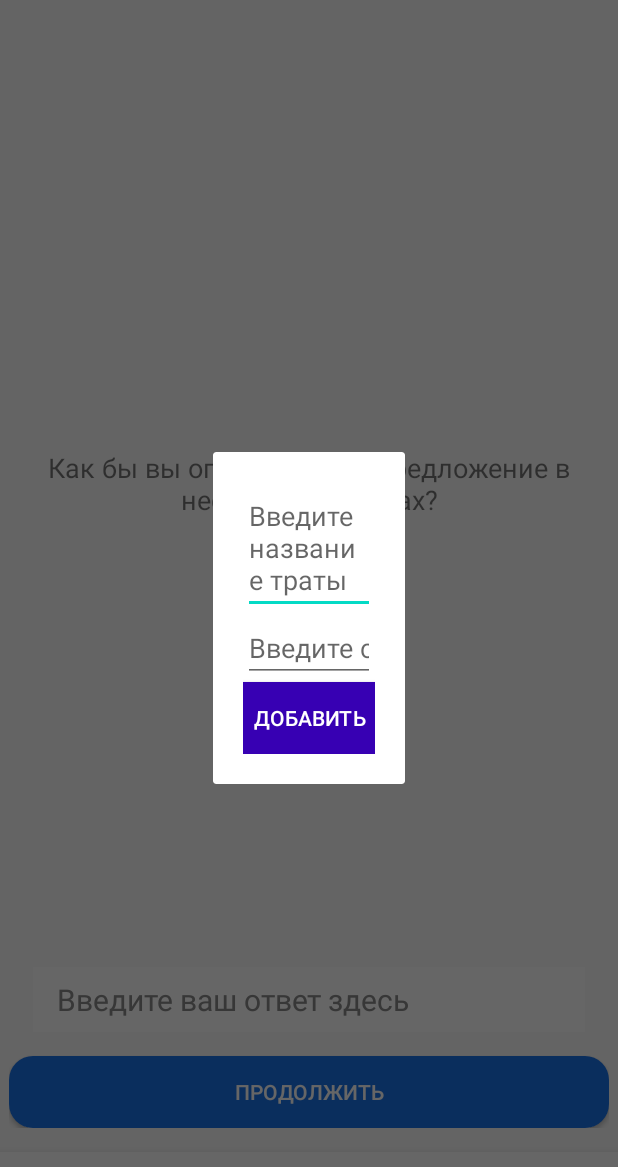
After one commit to fLikie/Ross, an Android app: the fragment EnumDialog placed in its activity, on a phone screen of 412 x 824 dp. The commit adds this screen. Shown: the top 1167 px of the screen. Run offline under Robolectric (Android 15) with nearby library versions, the phone set to English and light mode, and no system bars; our stand-ins replace Dagger/Hilt's generated code.

Commit message:
добавил flow генератора
 убрал логин на время
 добавил сервис топиков, надо торопиться

```diff
--- a/app/src/main/java/com/example/rosseti/application/ImplementationStep.kt
+++ b/app/src/main/java/com/example/rosseti/application/ImplementationStep.kt
@@ -1,6 +1,7 @@
 package com.example.rosseti.application
 
 data class ImplementationStep(
+    val id: Int,
     val name: String,
     val period: Long
 )
--- a/app/src/main/java/com/example/rosseti/application/generator/Generator.kt
+++ b/app/src/main/java/com/example/rosseti/application/generator/Generator.kt
@@ -99,7 +99,7 @@ class Generator(private val form: Form, private val context: Context) {
                     }
                     Holders.SPEND_SUM -> {
                         val index = getIndexIfPresent(text)
-                        index?.let { form.expenditures[index].sum.toPlainString() } ?: ""
+                        index?.let { form.expenditures[index].sum.toString() } ?: ""
                     }
                     Holders.STEP_NUM -> {
                         text.getOrNull(1) ?: ""
--- a/app/src/main/java/com/example/rosseti/application/qa/Answer.kt
+++ b/app/src/main/java/com/example/rosseti/application/qa/Answer.kt
@@ -1,7 +1,10 @@
 package com.example.rosseti.application.qa
+
+import android.os.Parcelable
 
 sealed class Answer {
     open class Choice(val text: String, var triggerAnswer: Boolean) : Answer()
     open class MultipleChoice(val answers: List<Triple<Int, String, Boolean>>) : Answer()
+    open class EnumAnswer(val answers: List<Pair<String, Long>>) : Answer()
     open class Write(val input: String) : Answer()
 }
--- a/app/src/main/java/com/example/rosseti/application/qa/Question.kt
+++ b/app/src/main/java/com/example/rosseti/application/qa/Question.kt
@@ -5,7 +5,7 @@ sealed class Question(val question: String, var isEnabled: Boolean = true) {
     private companion object QuestionTexts{
 
         const val SHORT_NAME = "Как бы вы описали ваше предложение в нескольких словах?"
-        const val CATEGORY = "Выберите к какой категории относится ваше предложение?"
+        const val CATEGORY = "Выберите к какой части цифровой трансформации относится ваше предложение?"
         const val ISSUE_DESC = "Опишите проблематику вашего рацпредложения с указанием существующих недостатков"
         const val ISSUE_SOLUTION = "Опишите ваше предалагаемое решение"
         const val ISSUE_EFFECT = "Какой положительный эффект вы ожидаете от данного решения (технический, организационный, управленческий или иной)?"
--- a/app/src/main/java/com/example/rosseti/presentation/AuthorizationPresenter.kt
+++ b/app/src/main/java/com/example/rosseti/presentation/AuthorizationPresenter.kt
@@ -1,5 +1,6 @@
 package com.example.rosseti.presentation
 
+import android.util.Log
 import com.example.rosseti.api.LoginApi
 import com.example.rosseti.api.TopicsApi
 import com.example.rosseti.api.posts.LoginCredentials
@@ -30,10 +31,10 @@ class AuthorizationPresenter @Inject constructor(
         }
         viewState.showLoading(true)
         presenterScope.launch(Dispatchers.Default) {
+            viewState.goToMain() // todo убери
             val token = loginApi.login(LoginCredentials(login, password))
             if (token.isNotBlank()) {
                 sessionManager.saveAuthToken(token)
-                topicsApi.getAllTopics()
             }
             withContext(Dispatchers.Main) {
                 viewState.showLoading(false)
--- /dev/null
+++ b/app/src/main/java/com/example/rosseti/ui/EnumDialog.kt
@@ -0,0 +1,43 @@
+package com.example.rosseti.ui
+
+import android.os.Bundle
+import android.view.LayoutInflater
+import android.view.View
+import android.view.ViewGroup
+import androidx.fragment.app.DialogFragment
+import com.example.rosseti.R
+import com.example.rosseti.databinding.DialogAddEnumBinding
+
+class EnumDialog : DialogFragment() {
+
+    private var _binding: DialogAddEnumBinding? = null
+    private val binding
+        get() = _binding!!
+    private val listener: Listener?
+        get() = (parentFragment as? Listener)
+    override fun onCreateView(
+        inflater: LayoutInflater,
+        container: ViewGroup?,
+        savedInstanceState: Bundle?
+    ): View {
+        _binding = DialogAddEnumBinding.inflate(inflater, container, false)
+        return binding.root
+    }
+
+    override fun onViewCreated(view: View, savedInstanceState: Bundle?) {
+        super.onViewCreated(view, savedInstanceState)
+        binding.buttonAdd.setOnClickListener {
+            if (binding.edittextName.text.isNotBlank() && binding.edittextSum.text.isNotBlank()) {
+                listener?.onEnumAdded(binding.edittextName.text.toString(), binding.edittextSum.text.toString().toLong())
+                dismissAllowingStateLoss()
+            } else {
+                binding.edittextName.setHintTextColor(resources.getColor(R.color.red))
+                binding.edittextSum.setHintTextColor(resources.getColor(R.color.red))
+            }
+        }
+    }
+
+    interface Listener {
+        fun onEnumAdded(description: String, sum: Long)
+    }
+}
--- a/app/src/main/res/layout/activity_main.xml
+++ b/app/src/main/res/layout/activity_main.xml
@@ -14,7 +14,7 @@
         app:layout_constraintLeft_toLeftOf="parent"
         app:layout_constraintRight_toRightOf="parent"
         app:layout_constraintTop_toTopOf="parent"
-        app:layout_constraintBottom_toBottomOf="parent"
+        app:layout_constraintBottom_toTopOf="@id/bottom_nav"
         app:defaultNavHost="true"
         app:navGraph="@navigation/nav_graph" />
 
--- /dev/null
+++ b/app/src/main/res/layout/dialog_add_enum.xml
@@ -0,0 +1,37 @@
+<?xml version="1.0" encoding="utf-8"?>
+<androidx.constraintlayout.widget.ConstraintLayout
+    xmlns:android="http://schemas.android.com/apk/res/android"
+    xmlns:app="http://schemas.android.com/apk/res-auto"
+    android:layout_width="match_parent"
+    android:layout_height="match_parent"
+    android:padding="20dp">
+
+    <EditText
+        android:id="@+id/edittext_name"
+        android:layout_width="0dp"
+        android:layout_height="wrap_content"
+        android:hint="Введите название траты"
+        app:layout_constraintEnd_toEndOf="parent"
+        app:layout_constraintStart_toStartOf="parent"
+        app:layout_constraintTop_toTopOf="parent" />
+
+    <EditText
+        android:id="@+id/edittext_sum"
+        android:layout_width="0dp"
+        android:layout_height="wrap_content"
+        android:hint="Введите стоимость"
+        android:inputType="numberDecimal"
+        app:layout_constraintEnd_toEndOf="parent"
+        app:layout_constraintStart_toStartOf="parent"
+        app:layout_constraintTop_toBottomOf="@id/edittext_name" />
+    <Button
+        android:id="@+id/button_add"
+        android:layout_width="match_parent"
+        android:layout_height="wrap_content"
+        android:text="Добавить"
+        android:background="@color/colorPrimaryDark"
+        android:textColor="@color/white"
+        app:layout_constraintTop_toBottomOf="@id/edittext_sum"/>
+
+
+</androidx.constraintlayout.widget.ConstraintLayout>
--- a/app/src/main/res/layout/fragment_create_app.xml
+++ b/app/src/main/res/layout/fragment_create_app.xml
@@ -16,7 +16,9 @@
         android:layout_weight="1"
         android:layout_gravity="center"
         android:gravity="center"
-        android:maxLines="3"
+        android:maxLines="5"
+        android:ellipsize="marquee"
+        android:marqueeRepeatLimit="marquee_forever"
         android:textSize="18sp"
         app:layout_constraintEnd_toEndOf="parent"
         app:layout_constraintStart_toStartOf="parent"
@@ -83,9 +85,18 @@
         android:hint="Введите ваш ответ здесь"/>
 
     <androidx.recyclerview.widget.RecyclerView
-        android:id="@+id/multiple_choice"
+        android:id="@+id/recycler_view"
         android:layout_width="match_parent"
+        android:layout_weight="3"
         android:layout_height="wrap_content"/>
+
+    <com.google.android.material.floatingactionbutton.FloatingActionButton
+        android:id="@+id/add_enum_answer"
+        android:layout_width="wrap_content"
+        android:layout_height="wrap_content"
+        android:layout_marginBottom="10dp"
+        android:src="@android:drawable/ic_menu_add"
+        android:layout_gravity="end"/>
 
     <Button
         android:id="@+id/help_layout_button_continue"
--- a/app/src/main/res/values/colors.xml
+++ b/app/src/main/res/values/colors.xml
@@ -5,5 +5,6 @@
     <color name="colorAccent">#03DAC5</color>
     <color name="blue">#1A73E9</color>
     <color name="white">#FFFFFF</color>
+    <color name="red">#C81E1E</color>
     <color name="gray_100">#646464</color>
 </resources>
```
Also changed, not shown: app/src/main/java/com/example/rosseti/api/Response.kt (deleted, +0 -9 lines), app/src/main/java/com/example/rosseti/api/TopicsApi.kt (+12 -3 lines), app/src/main/java/com/example/rosseti/api/TopicsService.kt (+4 -4 lines), app/src/main/java/com/example/rosseti/application/Spending.kt (+6 -2 lines), app/src/main/java/com/example/rosseti/domain/entities/Topic.kt (added, +8 -0 lines), app/src/main/java/com/example/rosseti/ui/CreateApplicationFragment.kt (+72 -15 lines), app/src/main/java/com/example/rosseti/ui/EnumChoiceAdapter.kt (added, +42 -0 lines), app/src/main/java/com/example/rosseti/ui/MultipleChoiceAdapter.kt (+1 -6 lines), app/src/main/res/layout/item_id_str_num.xml (added, +45 -0 lines), app/src/main/res/layout/item_multiple_choice.xml (+6 -1 lines).
